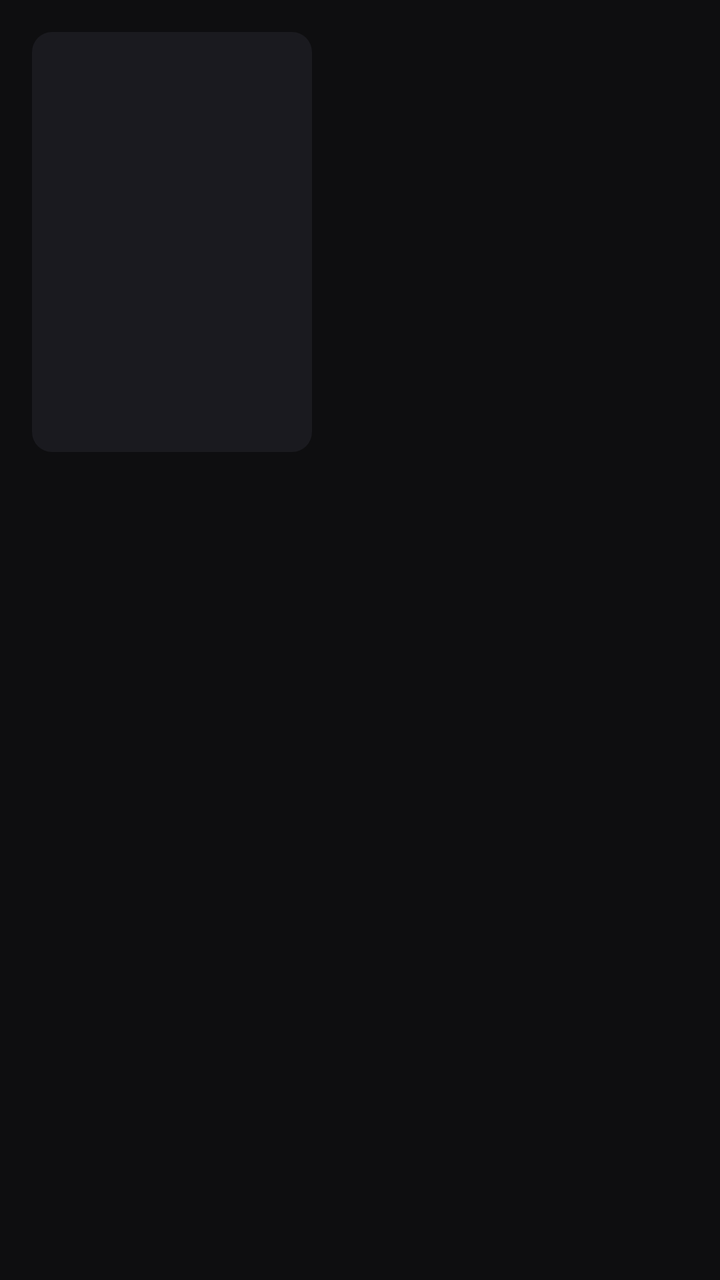
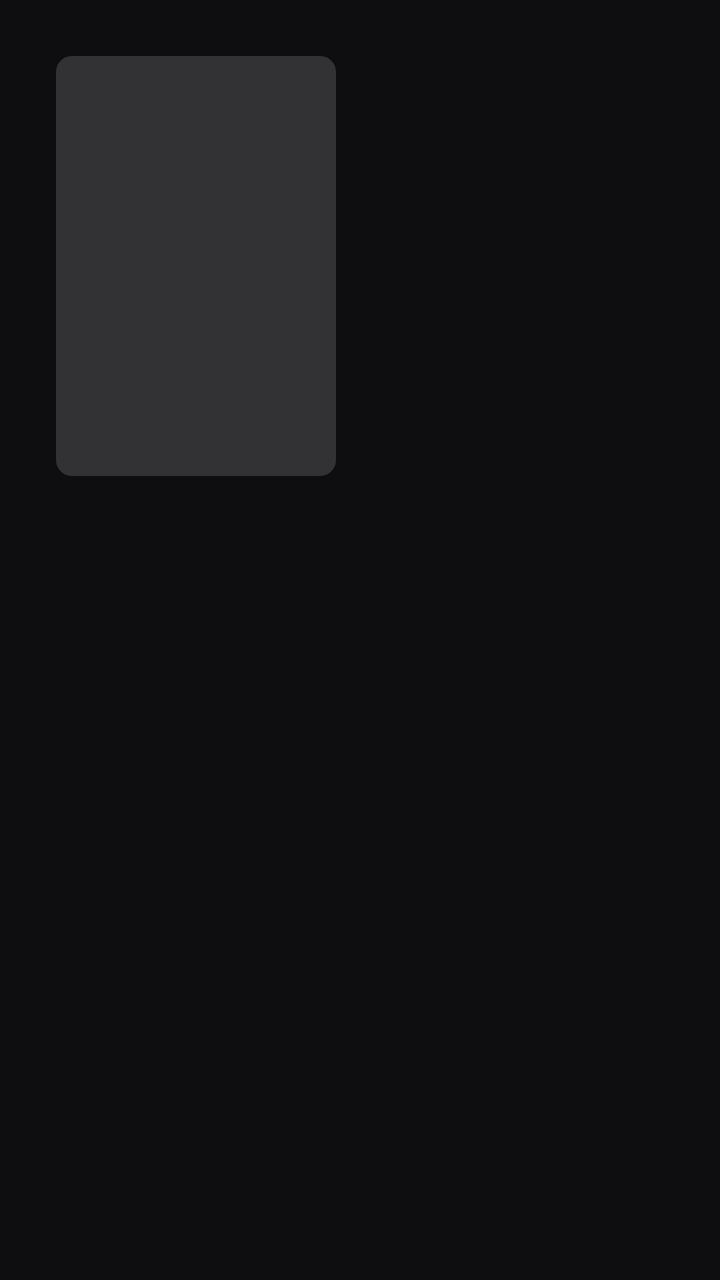

Compare the two renders of this Android layout. The source of the first and the diff that turns it into the second are given below.
<!-- AndroidManifest.xml: application theme Theme.Zap -->
<!-- res/layout/activity_movie.xml -->
<?xml version="1.0" encoding="utf-8"?>
<androidx.core.widget.NestedScrollView xmlns:android="http://schemas.android.com/apk/res/android"
    android:id="@+id/scroll"
    android:layout_width="match_parent"
    android:layout_height="match_parent"
    android:background="@color/bg"
    android:fillViewport="true"
    android:fitsSystemWindows="true">

    <LinearLayout
        android:layout_width="match_parent"
        android:layout_height="wrap_content"
        android:orientation="vertical"
        android:paddingStart="16dp"
        android:paddingTop="16dp"
        android:paddingEnd="16dp"
        android:paddingBottom="24dp">

        <LinearLayout
            android:layout_width="match_parent"
            android:layout_height="wrap_content"
            android:orientation="horizontal">

            <ImageView
                android:id="@+id/poster"
                android:layout_width="140dp"
                android:layout_height="210dp"
                android:background="@drawable/bg_logo"
                android:importantForAccessibility="no"
                android:scaleType="centerCrop" />

            <LinearLayout
                android:layout_width="0dp"
                android:layout_height="wrap_content"
                android:layout_marginStart="18dp"
                android:layout_weight="1"
                android:orientation="vertical">

                <TextView
                    android:id="@+id/title"
                    android:layout_width="match_parent"
                    android:layout_height="wrap_content"
                    android:ellipsize="end"
                    android:maxLines="2"
                    android:textColor="@color/text"
                    android:textSize="24sp"
                    android:textStyle="bold" />

                <TextView
                    android:id="@+id/meta"
                    android:layout_width="match_parent"
                    android:layout_height="wrap_content"
                    android:layout_marginTop="4dp"
                    android:textColor="@color/muted"
                    android:textSize="14sp" />

                <TextView
                    android:id="@+id/tagline"
                    android:layout_width="match_parent"
                    android:layout_height="wrap_content"
                    android:layout_marginTop="8dp"
                    android:textColor="@color/text"
                    android:textSize="15sp"
                    android:textStyle="italic"
                    android:visibility="gone" />

                <TextView
                    android:id="@+id/plot"
                    android:layout_width="match_parent"
                    android:layout_height="wrap_content"
                    android:layout_marginTop="8dp"
                    android:ellipsize="end"
                    android:lineSpacingExtra="2dp"
                    android:maxLines="6"
                    android:textColor="@color/muted"
                    android:textSize="14sp" />

                <TextView
                    android:id="@+id/credits"
                    android:layout_width="match_parent"
                    android:layout_height="wrap_content"
                    android:layout_marginTop="10dp"
                    android:lineSpacingExtra="2dp"
                    android:textColor="@color/text"
                    android:textSize="14sp"
                    android:visibility="gone" />

                <LinearLayout
                    android:id="@+id/sources"
                    android:layout_width="match_parent"
                    android:layout_height="wrap_content"
                    android:layout_marginTop="14dp"
                    android:orientation="vertical" />
            </LinearLayout>
        </LinearLayout>

        <TextView
            android:id="@+id/castTitle"
            style="@style/SectionTitle"
            android:text="Dirección y reparto" />

        <androidx.recyclerview.widget.RecyclerView
            android:id="@+id/cast"
            android:layout_width="match_parent"
            android:layout_height="wrap_content"
            android:clipToPadding="false"
            android:visibility="gone" />

        <TextView
            android:id="@+id/trailersTitle"
            style="@style/SectionTitle"
            android:text="Tráileres" />

        <androidx.recyclerview.widget.RecyclerView
            android:id="@+id/trailers"
            android:layout_width="match_parent"
            android:layout_height="wrap_content"
            android:clipToPadding="false"
            android:visibility="gone" />

        <TextView
            android:id="@+id/similarTitle"
            style="@style/SectionTitle"
            android:text="Más como esta" />

        <androidx.recyclerview.widget.RecyclerView
            android:id="@+id/similar"
            android:layout_width="match_parent"
            android:layout_height="wrap_content"
            android:clipToPadding="false"
            android:visibility="gone" />
    </LinearLayout>
</androidx.core.widget.NestedScrollView>
<!-- resources referenced by this layout -->
<resources>
  <color name="bg">#0E0E10</color>
  <color name="muted">#8A8A94</color>
  <color name="text">#F2F2F4</color>
  <!-- drawable bg_logo (drawable) -->
  <?xml version="1.0" encoding="utf-8"?>
  <shape xmlns:android="http://schemas.android.com/apk/res/android">
      <solid android:color="@color/surface" />
      <corners android:radius="10dp" />
  </shape>
  <style name="SectionTitle">
          <item name="android:layout_width">match_parent</item>
          <item name="android:layout_height">wrap_content</item>
          <item name="android:layout_marginTop">22dp</item>
          <item name="android:layout_marginBottom">6dp</item>
          <item name="android:textColor">@color/text</item>
          <item name="android:textSize">17sp</item>
          <item name="android:textStyle">bold</item>
          <item name="android:visibility">gone</item>
      </style>
  <style name="Theme.Zap" parent="Theme.Material3.Dark.NoActionBar">
          <item name="colorPrimary">@color/accent</item>
          <item name="colorOnPrimary">@color/bg</item>
          <item name="colorSurface">@color/surface</item>
          <item name="android:windowBackground">@color/bg</item>
          <item name="android:statusBarColor">@color/bg</item>
          <item name="android:navigationBarColor">@color/bg</item>
          <item name="colorControlHighlight">#66FF5A4E</item>
          <item name="materialAlertDialogTheme">@style/ThemeOverlay.Zap.Dialog</item>
      </style>
  <color name="surface">#1A1A1F</color>
  <color name="accent">#FF5A4E</color>
  <style name="ThemeOverlay.Zap.Dialog" parent="ThemeOverlay.Material3.MaterialAlertDialog">
          <item name="colorControlHighlight">#66FF5A4E</item>
          <item name="buttonBarPositiveButtonStyle">@style/Zap.DialogButton</item>
          <item name="buttonBarNegativeButtonStyle">@style/Zap.DialogButton</item>
          <item name="buttonBarNeutralButtonStyle">@style/Zap.DialogButton</item>
      </style>
  <style name="Zap.DialogButton" parent="Widget.Material3.Button.TextButton.Dialog">
          <item name="android:background">@drawable/bg_dialog_btn</item>
          <item name="backgroundTint">@null</item>
          <item name="android:textColor">@drawable/dialog_btn_text</item>
          <item name="rippleColor">@android:color/transparent</item>
          <item name="android:paddingStart">18dp</item>
          <item name="android:paddingEnd">18dp</item>
      </style>
  <!-- drawable bg_dialog_btn (drawable) -->
  <?xml version="1.0" encoding="utf-8"?>
  <selector xmlns:android="http://schemas.android.com/apk/res/android">
      <item android:state_focused="true">
          <shape><solid android:color="@color/accent" /><corners android:radius="20dp" /></shape>
      </item>
      <item android:state_pressed="true">
          <shape><solid android:color="@color/surface_hi" /><corners android:radius="20dp" /></shape>
      </item>
      <item>
          <shape><solid android:color="@android:color/transparent" /><corners android:radius="20dp" /></shape>
      </item>
  </selector>
  <!-- drawable dialog_btn_text (drawable) -->
  <?xml version="1.0" encoding="utf-8"?>
  <selector xmlns:android="http://schemas.android.com/apk/res/android">
      <item android:color="@color/bg" android:state_focused="true" />
      <item android:color="@color/accent" />
  </selector>
  <color name="surface_hi">#2A2A32</color>
</resources>

<!-- the commit's change to res/layout/activity_movie.xml (unified diff, before → after) -->
@@ -11,9 +11,9 @@
         android:layout_width="match_parent"
         android:layout_height="wrap_content"
         android:orientation="vertical"
-        android:paddingStart="16dp"
-        android:paddingTop="16dp"
-        android:paddingEnd="16dp"
+        android:paddingStart="28dp"
+        android:paddingTop="28dp"
+        android:paddingEnd="28dp"
         android:paddingBottom="24dp">
 
         <LinearLayout
@@ -42,8 +42,8 @@
                     android:layout_height="wrap_content"
                     android:ellipsize="end"
                     android:maxLines="2"
-                    android:textColor="@color/text"
-                    android:textSize="24sp"
+                    android:textColor="#FFFFFF"
+                    android:textSize="30sp"
                     android:textStyle="bold" />
 
                 <TextView
@@ -51,7 +51,7 @@
                     android:layout_width="match_parent"
                     android:layout_height="wrap_content"
                     android:layout_marginTop="4dp"
-                    android:textColor="@color/muted"
+                    android:textColor="#D9FFFFFF"
                     android:textSize="14sp" />
 
                 <TextView
@@ -72,7 +72,7 @@
                     android:ellipsize="end"
                     android:lineSpacingExtra="2dp"
                     android:maxLines="6"
-                    android:textColor="@color/muted"
+                    android:textColor="#D9FFFFFF"
                     android:textSize="14sp" />
 
                 <TextView
<!-- resource entries referenced after the edit -->
@@ -1,20 +1,19 @@
 <!-- resources referenced by this layout -->
 <resources>
   <color name="bg">#0E0E10</color>
-  <color name="muted">#8A8A94</color>
   <color name="text">#F2F2F4</color>
   <!-- drawable bg_logo (drawable) -->
   <?xml version="1.0" encoding="utf-8"?>
   <shape xmlns:android="http://schemas.android.com/apk/res/android">
-      <solid android:color="@color/surface" />
-      <corners android:radius="10dp" />
+      <solid android:color="#26FFFFFF" />
+      <corners android:radius="8dp" />
   </shape>
   <style name="SectionTitle">
           <item name="android:layout_width">match_parent</item>
           <item name="android:layout_height">wrap_content</item>
           <item name="android:layout_marginTop">22dp</item>
           <item name="android:layout_marginBottom">6dp</item>
-          <item name="android:textColor">@color/text</item>
+          <item name="android:textColor">#FFFFFF</item>
           <item name="android:textSize">17sp</item>
           <item name="android:textStyle">bold</item>
           <item name="android:visibility">gone</item>
